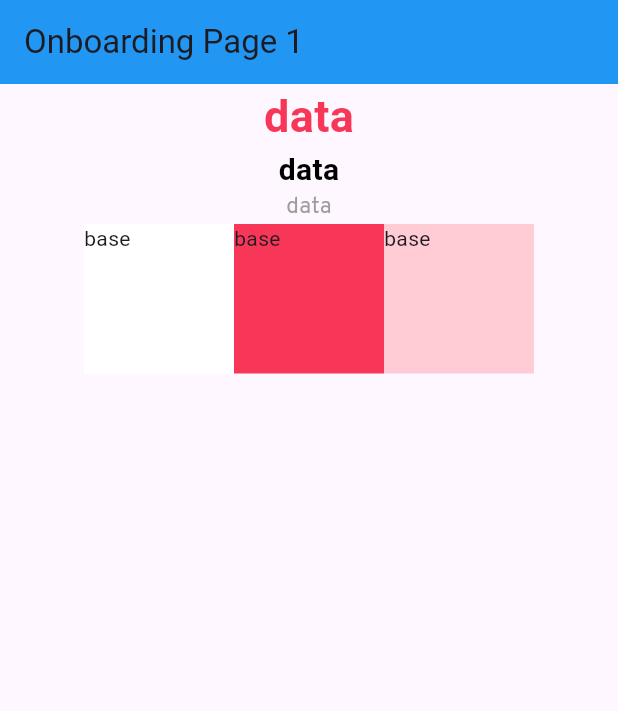
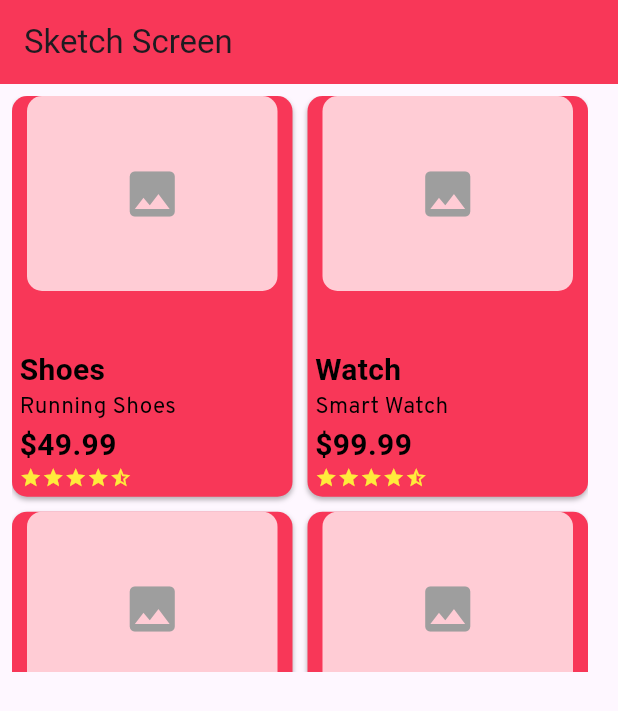
Before and after one commit to KwesiEren/stylish_ecommerce_app, a Flutter app: the screen it shows after launch, on a phone screen of 412 x 824 dp. Shown: the top 711 px of the screen. Run offline on Flutter 3.47's test engine with Material 3 defaults, Android fonts, the phone set to English and light mode, and no system bars; Roboto replaces fonts that are missing (Monserrat).

Commit message:
Begun Createing the assets needed for the application

```diff
--- a/lib/components/constant/text_styles.dart
+++ b/lib/components/constant/text_styles.dart
@@ -18,5 +18,5 @@ const kheading2 = TextStyle(
 const kheading3 = TextStyle(
     fontSize: 15,
     fontFamily: 'Overpass',
-    fontWeight: FontWeight.w400,
-    color: text_color2);
+    fontWeight: FontWeight.w200,
+    color: text_color1);
--- /dev/null
+++ b/lib/components/widgets/card1.dart
@@ -0,0 +1,84 @@
+import 'package:flutter/material.dart';
+
+import '../constant/colour_scheme.dart';
+import '../constant/text_styles.dart';
+import 'ratings_tray.dart';
+
+class ProductCard extends StatelessWidget {
+  final String productName;
+  final String productDetails;
+  final double price;
+  final double rating;
+  final String imageUrl; // Optional: You can use an image URL
+
+  const ProductCard({
+    super.key,
+    required this.productName,
+    required this.productDetails,
+    required this.price,
+    required this.rating,
+    this.imageUrl = '', // Default empty string if no image is provided
+  });
+
+  @override
+  Widget build(BuildContext context) {
+    return Container(
+      width: 150,
+      height: 250,
+      decoration: BoxDecoration(
+        color: main_color,
+        borderRadius: BorderRadius.circular(10),
+        boxShadow: [
+          const BoxShadow(
+            color: Color.fromARGB(70, 0, 0, 0),
+            blurRadius: 2,
+            offset: Offset(0, 2),
+          ),
+        ],
+      ),
+      child: Column(
+        mainAxisAlignment: MainAxisAlignment.spaceBetween,
+        children: [
+          // Product Image
+          Container(
+            width: 167,
+            height: 130,
+            decoration: BoxDecoration(
+              color: card_color,
+              borderRadius: BorderRadius.circular(10),
+              image: imageUrl.isNotEmpty
+                  ? DecorationImage(
+                      image: NetworkImage(imageUrl),
+                      fit: BoxFit.cover,
+                    )
+                  : null,
+            ),
+            child: imageUrl.isEmpty
+                ? const Icon(Icons.image, size: 40, color: Colors.grey)
+                : null,
+          ),
+
+          // Product Info
+          Padding(
+            padding: const EdgeInsets.all(5.0),
+            child: Column(
+              crossAxisAlignment: CrossAxisAlignment.start,
+              children: [
+                Text(productName, style: kheading2),
+                Text(
+                  productDetails,
+                  style: kheading3,
+                  overflow: TextOverflow.ellipsis,
+                ),
+                Text('\$${price.toStringAsFixed(2)}', style: kheading2),
+
+                // Rating Tray
+                RatingsTray(rating: rating),
+              ],
+            ),
+          ),
+        ],
+      ),
+    );
+  }
+}
--- /dev/null
+++ b/lib/components/widgets/ratings_tray.dart
@@ -0,0 +1,22 @@
+import 'package:flutter/material.dart';
+
+class RatingsTray extends StatelessWidget {
+  final double rating;
+
+  const RatingsTray({super.key, required this.rating});
+
+  @override
+  Widget build(BuildContext context) {
+    return Row(
+      children: List.generate(5, (index) {
+        if (index < rating.floor()) {
+          return const Icon(Icons.star, size: 15, color: Colors.yellow);
+        } else if (index < rating) {
+          return const Icon(Icons.star_half, size: 15, color: Colors.yellow);
+        } else {
+          return const Icon(Icons.star_border, size: 15, color: Colors.grey);
+        }
+      }),
+    );
+  }
+}
--- a/lib/main.dart
+++ b/lib/main.dart
@@ -1,6 +1,5 @@
 import 'package:flutter/material.dart';
-
-import 'screens/init_activity/onboarding_screen.dart';
+import 'package:stylish_ecommerce_app/screens/init_activity/sketch.dart';
 
 void main() {
   runApp(const MyApp());
@@ -14,7 +13,7 @@ class MyApp extends StatelessWidget {
   Widget build(BuildContext context) {
     return MaterialApp(
       debugShowCheckedModeBanner: false,
-      home: OnboardingScreen(),
+      home: Sketch(),
     );
   }
 }
--- /dev/null
+++ b/lib/screens/init_activity/sketch.dart
@@ -0,0 +1,74 @@
+import 'package:flutter/material.dart';
+import 'package:stylish_ecommerce_app/components/constant/colour_scheme.dart';
+import 'package:stylish_ecommerce_app/components/widgets/card1.dart';
+
+class Sketch extends StatefulWidget {
+  const Sketch({super.key});
+
+  @override
+  State<Sketch> createState() => _SketchState();
+}
+
+class _SketchState extends State<Sketch> {
+  final List<Map<String, dynamic>> products = [
+    {
+      "name": "Shoes",
+      "details": "Running Shoes",
+      "price": 49.99,
+      "rating": 4.5
+    },
+    {"name": "Watch", "details": "Smart Watch", "price": 99.99, "rating": 4.2},
+    {
+      "name": "Phone",
+      "details": "Android Phone",
+      "price": 699.99,
+      "rating": 4.8
+    },
+    {
+      "name": "Shoes",
+      "details": "Running Shoes",
+      "price": 49.99,
+      "rating": 4.5
+    },
+    {"name": "Watch", "details": "Smart Watch", "price": 99.99, "rating": 4.2},
+  ];
+
+  @override
+  Widget build(BuildContext context) {
+    return Scaffold(
+      appBar: AppBar(
+        title: Text('Sketch Screen'),
+        backgroundColor: main_color,
+      ),
+      body: SizedBox(
+        child: Column(
+          children: [
+            Container(
+              width: 400,
+              height: 400,
+              padding: EdgeInsets.all(8),
+              child: GridView.builder(
+                gridDelegate: const SliverGridDelegateWithFixedCrossAxisCount(
+                  crossAxisCount: 2, // Two items per row
+                  crossAxisSpacing: 10,
+                  mainAxisSpacing: 10,
+                  childAspectRatio: 0.7,
+                ),
+                itemCount: products.length,
+                itemBuilder: (context, index) {
+                  final product = products[index];
+                  return ProductCard(
+                    productName: product["name"],
+                    productDetails: product["details"],
+                    price: product["price"],
+                    rating: product["rating"],
+                  );
+                },
+              ),
+            ),
+          ],
+        ),
+      ),
+    );
+  }
+}
```
